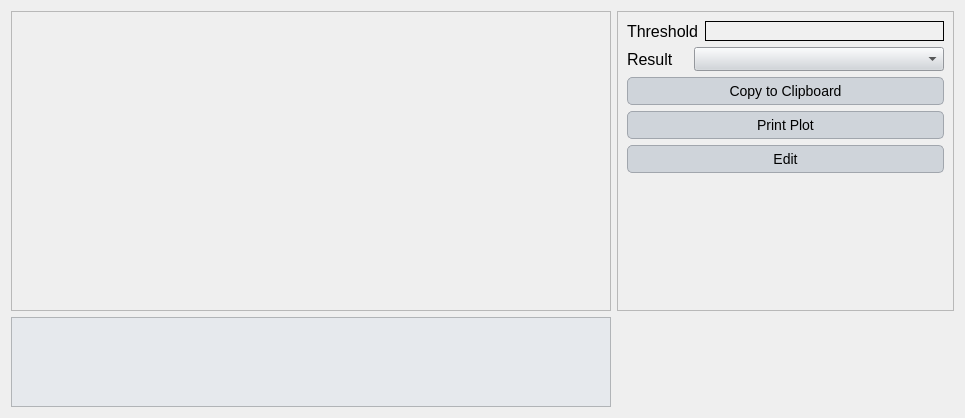
Inigobarbe/VFSMOD-GUI, file ui/design_results_graph.ui: the form before one commit.
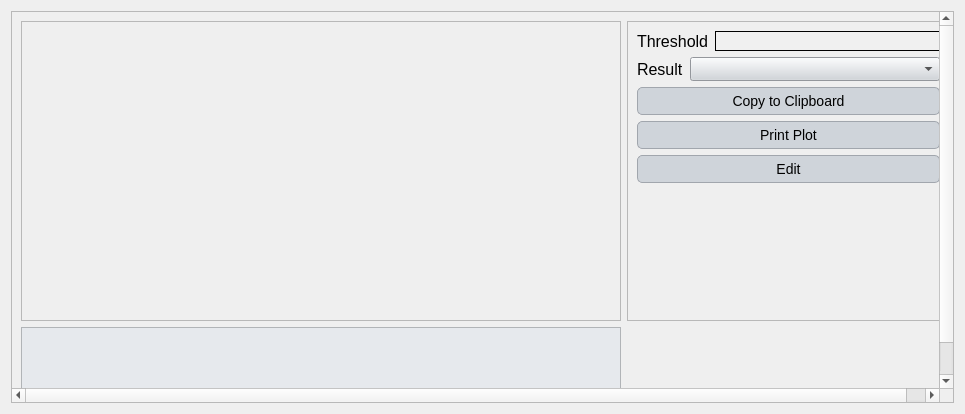
The form after the commit.

```diff
--- a/ui/design_results_graph.ui
+++ b/ui/design_results_graph.ui
@@ -116,6 +116,21 @@
     border: 1px solid #a1a6ad; /* Borde gris medio del botón de esquina */
 }</string>
   </property>
+  <layout class="QGridLayout" name="gridLayout_3">
+   <item row="0" column="0">
+    <widget class="QScrollArea" name="scrollArea">
+     <property name="widgetResizable">
+      <bool>true</bool>
+     </property>
+     <widget class="QWidget" name="scrollAreaWidgetContents">
+      <property name="geometry">
+       <rect>
+        <x>-20</x>
+        <y>-25</y>
+        <width>948</width>
+        <height>414</height>
+       </rect>
+      </property>
   <layout class="QGridLayout" name="gridLayout">
    <item row="0" column="0">
     <widget class="QFrame" name="frame">
@@ -226,6 +241,10 @@
        <height>90</height>
       </size>
      </property>
+        </widget>
+       </item>
+      </layout>
+     </widget>
     </widget>
    </item>
   </layout>
```
Lines whose indentation alone changed are shown as unchanged.
